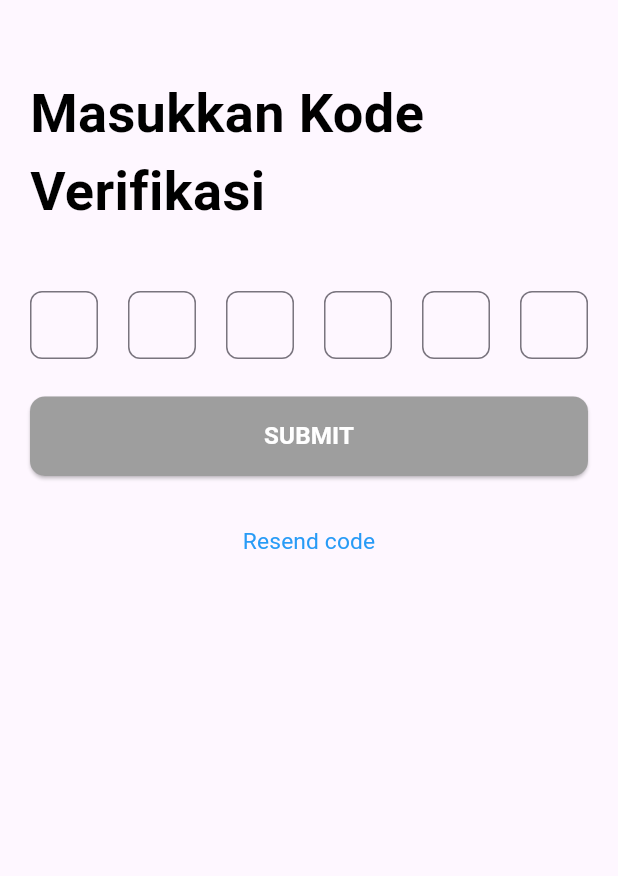
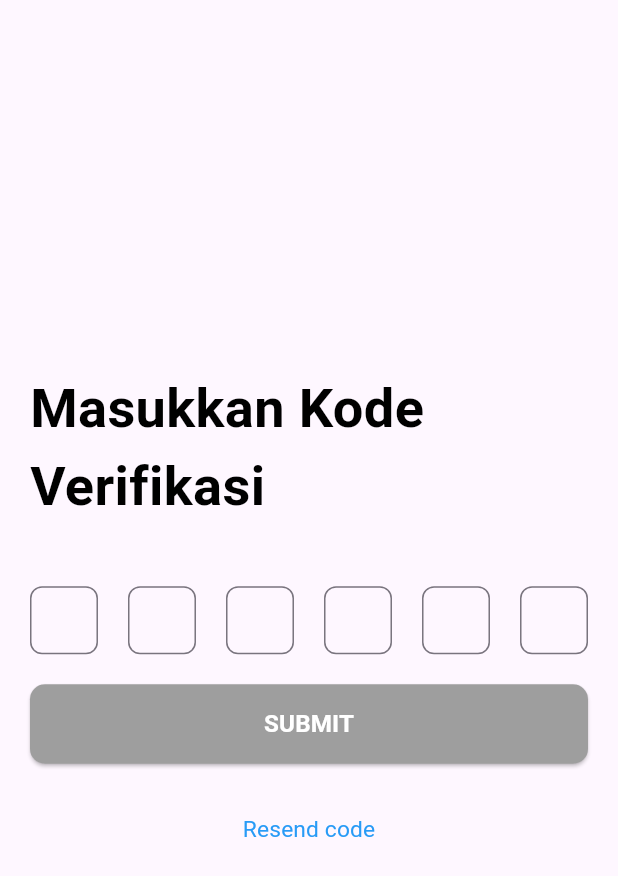
Before and after one commit to Shade2012/warmindo_user_ui, a Flutter app: the VerificationPage screen opened by its route, after a tap on "SUBMIT", on a phone screen of 412 x 824 dp. Shown: the top 876 px of the screen. Run offline on Flutter 3.47's test engine with Material 3 defaults, Android fonts, the phone set to English and light mode, and no system bars; our stand-ins replace animated_custom_dropdown, carousel_slider, flutter_rating_bar, flutter_svg, font_awesome_flutter, get and 5 more; missing offline and left inert: dart:ffi; accounts and stored records are empty; network calls fail; Roboto replaces fonts that are missing (Oxygen).

Commit message:
fix [S2/Damar] : fix-revision

```diff
--- a/lib/common/global_variables.dart
+++ b/lib/common/global_variables.dart
@@ -4,4 +4,5 @@ class GlobalVariables {
   static const apiSendOtp = 'https://warmindo.pradiptaahmad.tech/api/users/send-otp';
   static const apiVerifyOtp = 'https://warmindo.pradiptaahmad.tech/api/users/verify-otp';
   static const apiLogin = 'https://warmindo.pradiptaahmad.tech/api/users/login';
+  static const apiUpdatePhoneNumber = 'http://warmindo.pradiptaahmad.tech/api/users/update';
 }
--- a/lib/pages/veritification_page/view/veritification_page.dart
+++ b/lib/pages/veritification_page/view/veritification_page.dart
@@ -1,13 +1,17 @@
 import 'package:flutter/cupertino.dart';
 import 'package:flutter/material.dart';
+import 'package:flutter/widgets.dart';
 import 'package:get/get.dart';
+import 'package:get/get_state_manager/get_state_manager.dart';
+import 'package:get/get_state_manager/src/rx_flutter/rx_obx_widget.dart';
 import 'package:warmindo_user_ui/pages/login_page/controller/login_controller.dart';
 import 'package:warmindo_user_ui/pages/register_page/controller/register_controller.dart';
 import 'package:warmindo_user_ui/pages/veritification_page/controller/veritification_controller.dart';
 import 'package:warmindo_user_ui/routes/AppPages.dart';
 import 'package:warmindo_user_ui/utils/themes/textstyle_themes.dart';
+import 'package:warmindo_user_ui/widget/editPopup.dart';
 import 'package:warmindo_user_ui/widget/otp_textfield.dart';
-
+import 'package:flutter/gestures.dart';
 import '../../../utils/themes/buttonstyle_themes.dart';
 import '../../../utils/themes/color_themes.dart';
 
@@ -22,84 +26,124 @@ class VerificationPage extends GetView<VeritificationController> {
         Scaffold(
           body: SingleChildScrollView(
             child: Container(
+              height: MediaQuery.of(context).size.height,  // Ensure the container takes full screen height
+              child: Padding(
                 padding: EdgeInsets.all(20),
                 child: Column(
-                crossAxisAlignment:
-                CrossAxisAlignment.center, // Set cross axis alignment to center
-                children: <Widget>[
-                  SizedBox(height: 30), // Add some spacing
+                  crossAxisAlignment: CrossAxisAlignment.center,
+                  mainAxisAlignment: MainAxisAlignment.center,
+                  children: [
+                    Column(
+                      children: [
                         Text(
                           'Masukkan Kode Verifikasi',
                           style: headerboldverifyTextStyle,
-                    textAlign: TextAlign.start, // Align text to center
+                          textAlign: TextAlign.start,
                         ),
-                  SizedBox(height: 10),
+                        SizedBox(height: 10,),
                      Visibility(
                             visible: loginController.phone_number.value != "",
                             child: Column(
                               crossAxisAlignment: CrossAxisAlignment.start,
                               children: [
-                        RichText(
+                                Obx(()=> RichText(
                                     text: TextSpan(
-                            style: subheaderverifyTextStyle, // Base style for the whole text
+                                      style: subheaderverifyTextStyle,
                                       children: [
                                         TextSpan(
                                             text: 'Masukkan kode verifikasi yang telah kami kirimkan ke nomor telepon kamu ',
+                                            style: subheaderverifyTextStyle
                                         ),
                                         TextSpan(
                                           text: '+62 ${controller.removeLeadingZero(loginController.phone_number.value)}',
                                           style: boldphoneNumberTextStyle,
                                         ),
-
+                                        TextSpan(
+                                            text: ' Edit ',
+                                            style: blueLinkRegular,
+                                            recognizer: TapGestureRecognizer()
+                                              ..onTap = () {
+                                                showDialog(
+                                                  context: context,
+                                                  builder: (BuildContext context) {
+                                                    return EditPopup(phone_number: '${loginController.phone_number.value}');
+                                                  },
+                                                );
+                                              }),
                                       ],
                                     ),
                                   ),
-                        TextButton(onPressed: (){}, child: Text('Edit',style: blueLinkRegular,))
+                                ),
+                                // InkWell(
+                                //   onTap: (){},
+                                //   child: Text('Edit',style: blueLinkRegular,),
+                                // )
                               ],
                             ),
                           ),
-                  Visibility(
+
+                        SizedBox(height: 10,),
+                        Obx(() => Visibility(
                             visible: registerController.phone_number.value != "",
                             child: Column(
                               crossAxisAlignment: CrossAxisAlignment.start,
                               children: [
                                 RichText(
                                   text: TextSpan(
-                            style: subheaderverifyTextStyle, // Base style for the whole text
+                                    style: subheaderverifyTextStyle,
                                     children: [
                                       TextSpan(
                                           text: 'Masukkan kode verifikasi yang telah kami kirimkan ke nomor telepon kamu ',
+                                          style: subheaderverifyTextStyle
                                       ),
                                       TextSpan(
-                                text: '+62 ${controller.removeLeadingZero(registerController.phone_number.value)}',
+                                        text: '+62 ${controller.removeLeadingZero(registerController.phone_number.value)} ',
                                         style: boldphoneNumberTextStyle,
+                                      ),
+                                      TextSpan(
+                                          text: ' Edit',
+                                          style: blueLinkRegular,
+                                          recognizer: TapGestureRecognizer()
+                                            ..onTap = () {
+                                              showDialog(
+                                                context: context,
+                                                builder: (BuildContext context) {
+                                                  return EditPopup(phone_number: '${registerController.phone_number.value}');
+                                                },
+                                              );
+                                            }),
+                                    ],
+                                  ),
                                 ),
                               ],
                             ),
                           ),
-                        TextButton(onPressed: (){}, child: Text('Edit',style: blueLinkRegular,))
+                        ),
+                      ],
+                    ),
+                    SizedBox(height: 20,),
+                    Center(
+                      child: Row(
+                        mainAxisAlignment: MainAxisAlignment.spaceBetween,
+                        children: [
+                          VerificationCodeInput(
+                              key: ValueKey("code1"), controller: controller.code1Controller, index: 1),
+                          VerificationCodeInput(
+                              key: ValueKey("code2"), controller: controller.code2Controller, index: 2),
+                          VerificationCodeInput(
+                              key: ValueKey("code3"), controller: controller.code3Controller, index: 3),
+                          VerificationCodeInput(
+                              key: ValueKey("code4"), controller: controller.code4Controller, index: 4),
+                          VerificationCodeInput(
+                              key: ValueKey("code5"), controller: controller.code5Controller, index: 5),
+                          VerificationCodeInput(
+                              key: ValueKey("code6"), controller: controller.code6Controller, index: 6),
                         ],
                       ),
                     ),
-                  SizedBox(height: 30),
-                  Row(
-                    mainAxisAlignment: MainAxisAlignment.spaceBetween,
-                    children: <Widget>[
-                      VerificationCodeInput(
-                          key: UniqueKey(), controller: controller.code1Controller, index: 1),
-                      VerificationCodeInput(
-                          key: UniqueKey(), controller: controller.code2Controller, index: 2),
-                      VerificationCodeInput(
-                          key: UniqueKey(), controller: controller.code3Controller, index: 3),
-                      VerificationCodeInput(
-                          key: UniqueKey(), controller: controller.code4Controller, index: 4),
-                      VerificationCodeInput(
-                          key: UniqueKey(), controller: controller.code5Controller, index: 5),
-                      VerificationCodeInput(
-                          key: UniqueKey(), controller: controller.code6Controller, index: 6),
-                    ],
-                  ),
-                  SizedBox(height: 25),
+                    SizedBox(height: 20,),
+                    Column(
+                      children: [
                         Obx(() {
                           return Container(
                             width: double.infinity,
@@ -110,10 +154,9 @@ class VerificationPage extends GetView<VeritificationController> {
                               }else{
                                 return;
                               }
-                      }, style:verifyOTPStyle(controller.isFilled.value) ,child: Text("SUBMIT",style: whiteboldTextStyle)),
+                            }, style: verifyOTPStyle(controller.isFilled.value), child: Text("SUBMIT", style: whiteboldTextStyle)),
                           );
                         }),
-
                         SizedBox(height: 20.0),
                         TextButton(
                           onPressed: () {
@@ -122,11 +165,10 @@ class VerificationPage extends GetView<VeritificationController> {
                           },
                           child: Text('Resend code', style: bluelinkTextStyle,),
                         ),
-                  // ElevatedButton(onPressed: (){
-                  //   print('${controller.codeOtp.value}');
-                  //
-                  // }, child: Text('test'))
                       ],
+                    )
+                  ],
+                ),
               ),
             ),
           ),
@@ -137,7 +179,7 @@ class VerificationPage extends GetView<VeritificationController> {
               child: Container(
                 color: Colors.black.withOpacity(0.5),
                 child: Center(
-                  child: CircularProgressIndicator( color: Colors.blue,),
+                  child: CircularProgressIndicator(color: Colors.blue),
                 ),
               ),
             );
--- a/lib/routes/AppPages.dart
+++ b/lib/routes/AppPages.dart
@@ -50,7 +50,7 @@ class AppPages {
   AppPages._();
 
   // static const INITIAL = Routes.SPLASH_SCREEN;
-  static const INITIAL = Routes.REGISTER_PAGE;
+  static const INITIAL = Routes.SPLASH_SCREEN;
 
 
   static final routes = [
--- a/lib/utils/themes/textstyle_themes.dart
+++ b/lib/utils/themes/textstyle_themes.dart
@@ -157,7 +157,7 @@ TextStyle blueLinkRegular = GoogleFonts.oxygen(
     textStyle: TextStyle(
         color: bluelinkTextColor,
         fontWeight: FontWeight.normal,
-        fontSize: figmaFontsize(15)));
+        fontSize: figmaFontsize(14)));
 
 
 TextStyle descriptionTextStyle = GoogleFonts.oxygen(
--- a/lib/widget/batal_popup.dart
+++ b/lib/widget/batal_popup.dart
@@ -11,6 +11,7 @@ import '../utils/themes/textstyle_themes.dart';
 class BatalPopup extends StatelessWidget {
   final TextEditingController ctrAlasan = TextEditingController();
   final Order order;
+
   BatalPopup({Key? key, required this.order}) : super(key: key);
 
   @override
```
Also changed, not shown: lib/pages/veritification_page/controller/veritification_controller.dart (+77 -0 lines), lib/utils/themes/buttonstyle_themes.dart (+14 -0 lines), lib/widget/editPopup.dart (added, +82 -0 lines), lib/pages/veritification_page/binding/veritification_binding.dart (line endings or trailing spaces). Lines whose indentation alone changed are shown as unchanged.
